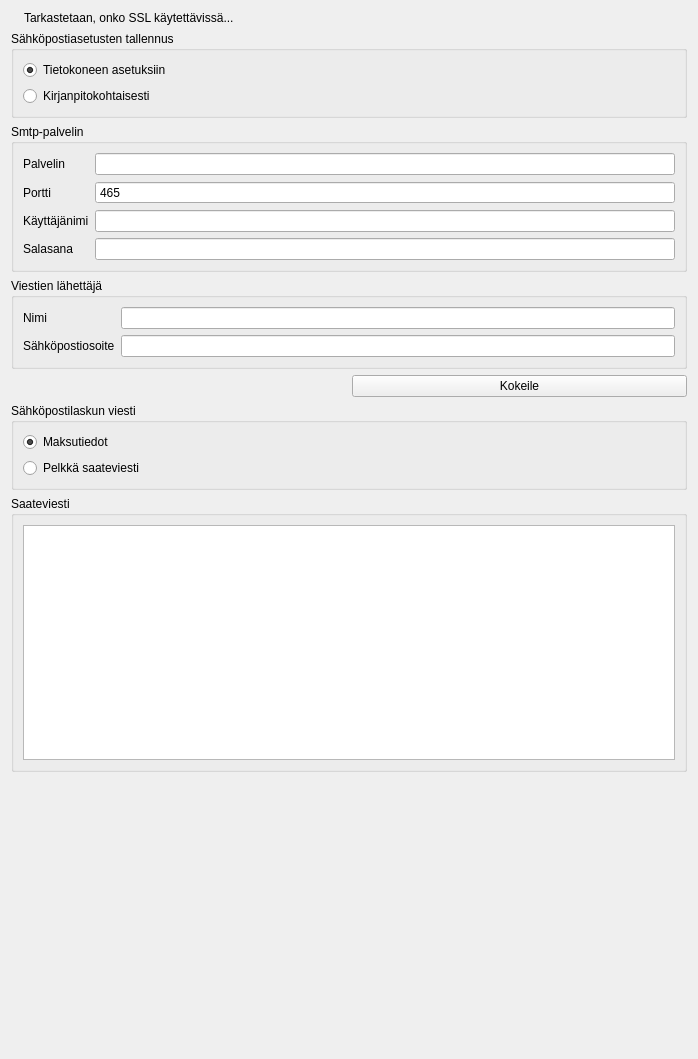
The window that kitsas/maaritys/emailmaaritys.ui (artoh/kitupiikki) describes before a commit, drawn with Qt 5.
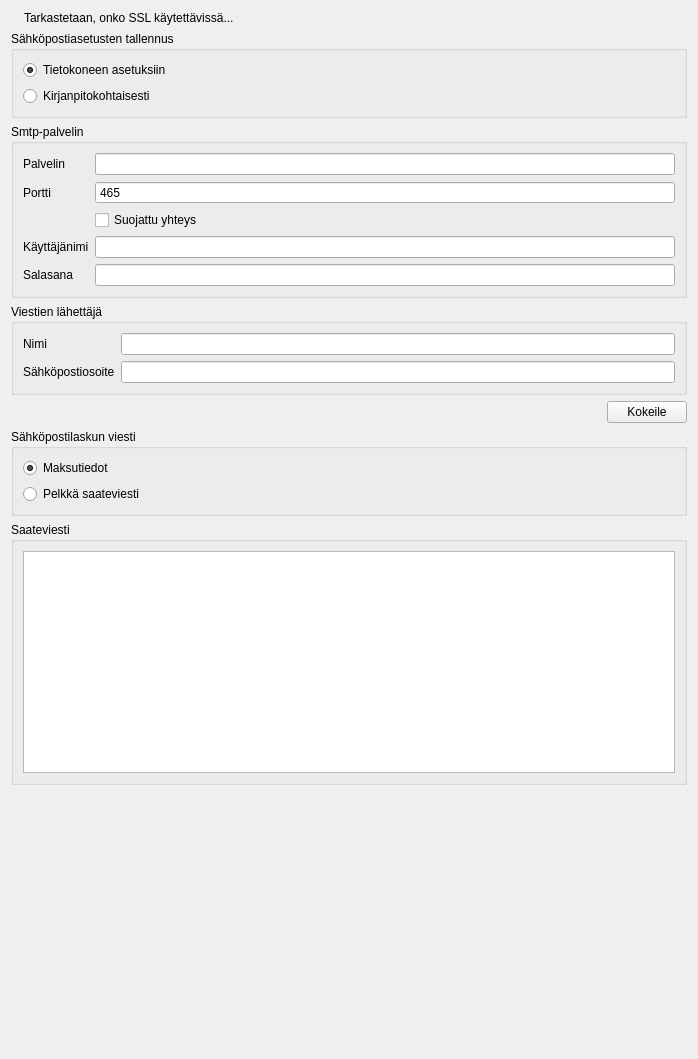
The same window after the commit. Icons and pictures are not drawn.

The edit to the form file:
```diff
--- a/kitsas/maaritys/emailmaaritys.ui
+++ b/kitsas/maaritys/emailmaaritys.ui
@@ -103,7 +103,7 @@
         </property>
        </widget>
       </item>
-      <item row="4" column="0">
+      <item row="6" column="0">
        <widget class="QLabel" name="label_3">
         <property name="text">
          <string>Käyttäjänimi</string>
@@ -113,10 +113,10 @@
         </property>
        </widget>
       </item>
-      <item row="4" column="1">
+      <item row="6" column="1">
        <widget class="QLineEdit" name="kayttajaEdit"/>
       </item>
-      <item row="6" column="0">
+      <item row="8" column="0">
        <widget class="QLabel" name="label_4">
         <property name="text">
          <string>Salasana</string>
@@ -126,13 +126,20 @@
         </property>
        </widget>
       </item>
-      <item row="6" column="1">
+      <item row="8" column="1">
        <widget class="QLineEdit" name="salasanaEdit">
         <property name="echoMode">
          <enum>QLineEdit::Password</enum>
         </property>
        </widget>
       </item>
+      <item row="5" column="1">
+       <widget class="QCheckBox" name="sslBox">
+        <property name="text">
+         <string>Suojattu yhteys</string>
+        </property>
+       </widget>
+      </item>
      </layout>
     </widget>
    </item>
@@ -174,11 +181,17 @@
    <item>
     <layout class="QHBoxLayout" name="horizontalLayout">
      <item>
-      <widget class="QLabel" name="tulosLabel">
-       <property name="text">
-        <string/>
+      <spacer name="horizontalSpacer">
+       <property name="orientation">
+        <enum>Qt::Horizontal</enum>
        </property>
-      </widget>
+       <property name="sizeHint" stdset="0">
+        <size>
+         <width>40</width>
+         <height>20</height>
+        </size>
+       </property>
+      </spacer>
      </item>
      <item>
       <widget class="QPushButton" name="kokeileNappi">
```
Left out of the diff: 4 changed lines with no effect on the pictures.
